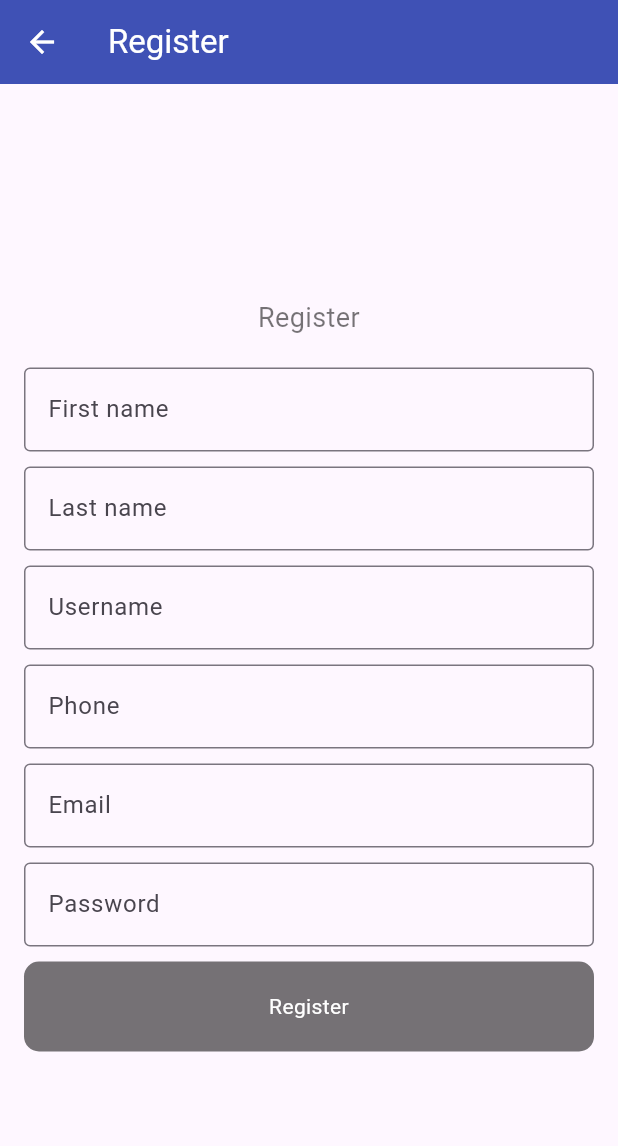
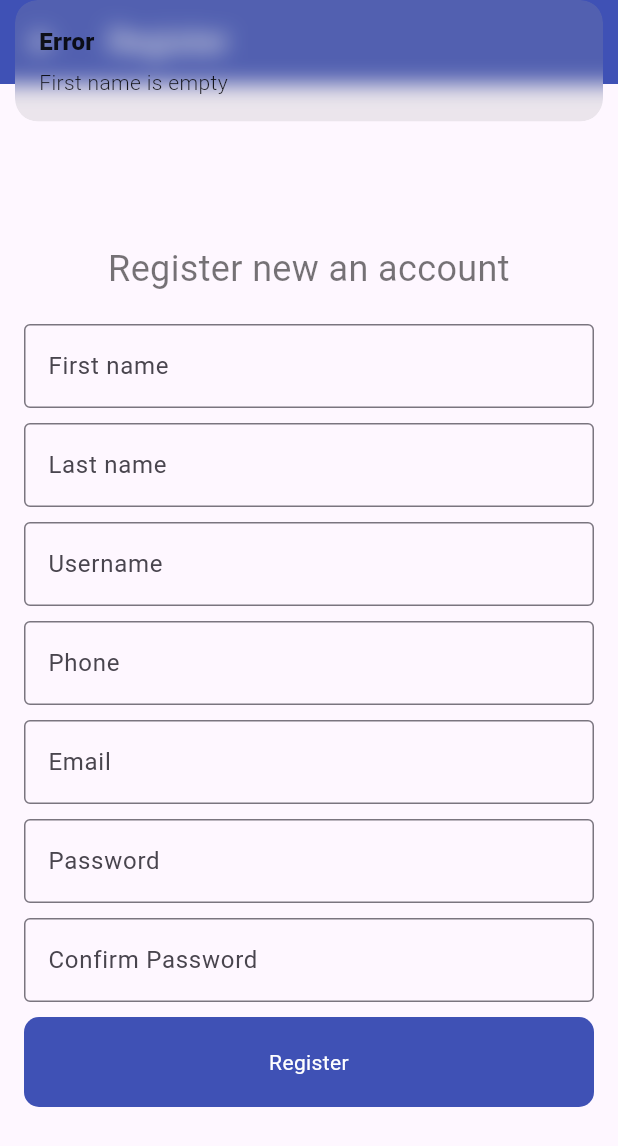
Before and after one commit to dinsarendev/flutter_news_app_kps_2025, a Flutter app: the RegisterView screen opened by its route, after a tap on "Register", on a phone screen of 412 x 824 dp. Shown: the top 1146 px of the screen. Run offline on Flutter 3.47's test engine with Material 3 defaults, Android fonts, the phone set to English and light mode, and no system bars; our stand-ins replace get, get_storage; accounts and stored records are empty.

```diff
--- a/lib/app/routes.dart
+++ b/lib/app/routes.dart
@@ -1,14 +1,34 @@
+import 'package:flutter_news_app_kps_2025/screens/auth/login/view/login_view.dart';
 import 'package:flutter_news_app_kps_2025/screens/auth/register/view/register_view.dart';
+import 'package:flutter_news_app_kps_2025/screens/home/view/home_view.dart';
 import 'package:flutter_news_app_kps_2025/screens/splash/view/splash_view.dart';
 import 'package:get/get.dart';
 
-class Routes{
+class Routes {
   final routes = [
-    GetPage(name: RouteName.splashView, page:()=> SplashView()),
-    GetPage(name: RouteName.registerView, page:()=> RegisterView()),
+    GetPage(
+        name: RouteName.splashView,
+        page: () => SplashView(),
+        transition: Transition.leftToRightWithFade),
+    GetPage(
+      name: RouteName.registerView,
+      page: () => RegisterView(),
+      transition: Transition.leftToRightWithFade,
+    ),
+    GetPage(
+        name: RouteName.loginView,
+        page: () => LoginView(),
+        transition: Transition.leftToRightWithFade),
+    GetPage(
+        name: RouteName.homeView,
+        page: () => HomeView(),
+        transition: Transition.cupertinoDialog),
   ];
 }
+
 class RouteName {
-  static String  splashView = "/splash";
-  static String  registerView = "/register";
+  static String splashView = "/splash";
+  static String registerView = "/register";
+  static String loginView = "/login";
+  static String homeView = "/home";
 }
--- a/lib/data/remote/api/api.dart
+++ b/lib/data/remote/api/api.dart
@@ -1,5 +1,6 @@
 abstract class Api{
   static var baseUrl = "http://194.233.91.140:20099";
   static var registerPath = "$baseUrl/api/oauth/register";
+  static var loginPath = "$baseUrl/api/oauth/token";
 
 }
--- /dev/null
+++ b/lib/data/remote/models/request/Login_request.dart
@@ -0,0 +1,20 @@
+class LoginRequest {
+  LoginRequest({
+      this.phoneNumber,
+      this.password,});
+
+  LoginRequest.fromJson(dynamic json) {
+    phoneNumber = json['phoneNumber'];
+    password = json['password'];
+  }
+  String? phoneNumber;
+  String? password;
+
+  Map<String, dynamic> toJson() {
+    final map = <String, dynamic>{};
+    map['phoneNumber'] = phoneNumber;
+    map['password'] = password;
+    return map;
+  }
+
+}
--- /dev/null
+++ b/lib/data/remote/models/response/Roles.dart
@@ -0,0 +1,20 @@
+class Roles {
+  Roles({
+      this.id,
+      this.name,});
+
+  Roles.fromJson(dynamic json) {
+    id = json['id'];
+    name = json['name'];
+  }
+  int? id;
+  String? name;
+
+  Map<String, dynamic> toJson() {
+    final map = <String, dynamic>{};
+    map['id'] = id;
+    map['name'] = name;
+    return map;
+  }
+
+}
--- a/lib/data/remote/repositories/auth_repository.dart
+++ b/lib/data/remote/repositories/auth_repository.dart
@@ -1,6 +1,9 @@
+import 'package:flutter_news_app_kps_2025/data/remote/models/request/Login_request.dart';
 import 'package:flutter_news_app_kps_2025/data/remote/models/request/Register_request.dart';
 import 'package:flutter_news_app_kps_2025/data/remote/models/response/Base_body_response.dart';
+import 'package:flutter_news_app_kps_2025/data/remote/models/response/Login_response.dart';
 
 abstract class AuthRepository {
   Future<BaseBodyResponse> register(RegisterRequest req);
+  Future<LoginResponse> login(LoginRequest req);
 }
--- a/lib/main.dart
+++ b/lib/main.dart
@@ -1,7 +1,9 @@
 import 'package:flutter/material.dart';
+import 'package:get_storage/get_storage.dart';
 
 import 'my_app.dart';
 
-void main() {
+Future<void> main() async {
+  await GetStorage.init();
   runApp(const MyApp());
 }
--- a/lib/screens/auth/register/view/register_view.dart
+++ b/lib/screens/auth/register/view/register_view.dart
@@ -1,16 +1,15 @@
 import 'package:flutter/material.dart';
+import 'package:flutter_news_app_kps_2025/screens/auth/register/view_models/register_view_model.dart';
 import 'package:flutter_news_app_kps_2025/widgets/custom_button_widget.dart';
+import 'package:get/get.dart';
 
 import '../../../../widgets/custom_text_field_widget.dart';
 
-class RegisterView extends StatefulWidget {
-  const RegisterView({super.key});
+class RegisterView extends StatelessWidget {
+  RegisterView({super.key});
 
-  @override
-  State<RegisterView> createState() => _RegisterViewState();
-}
+  var viewModel = Get.put(RegisterViewModel());
 
-class _RegisterViewState extends State<RegisterView> {
   @override
   Widget build(BuildContext context) {
     return Scaffold(
@@ -23,45 +22,86 @@ class _RegisterViewState extends State<RegisterView> {
           style: TextStyle(color: Colors.white),
         ),
       ),
-      body: Column(
+      body: Obx((){
+        return Center(
+          child: SingleChildScrollView(
+            child: ConstrainedBox(
+              constraints: BoxConstraints(maxWidth: 600),
+              child: Column(
                 mainAxisAlignment: MainAxisAlignment.center,
                 children: [
                   Container(
                     margin: EdgeInsets.symmetric(vertical: 20),
                     width: double.infinity,
                     child: Text(
-              "Register",
+                      "Register new an account",
                       textAlign: TextAlign.center,
-              style: TextStyle(fontSize: 18, color: Colors.black54),
+                      style: TextStyle(fontSize: 24, color: Colors.black54),
                     ),
                   ),
                   CustomTextFieldWidget(
+                    controller: viewModel.firstNameController.value,
                     title: "First name",
                   ),
-          SizedBox(height: 10,),
+                  const SizedBox(
+                    height: 10,
+                  ),
                   CustomTextFieldWidget(
+                    controller: viewModel.lastNameController.value,
                     title: "Last name",
                   ),
-          SizedBox(height: 10,),
+                  const SizedBox(
+                    height: 10,
+                  ),
                   CustomTextFieldWidget(
+                    controller: viewModel.usernameController.value,
                     title: "Username",
                   ),
-          SizedBox(height: 10,),
+                  const SizedBox(
+                    height: 10,
+                  ),
                   CustomTextFieldWidget(
+                    controller: viewModel.phoneController.value,
                     title: "Phone",
                   ),
-          SizedBox(height: 10,),
+                  const SizedBox(
+                    height: 10,
+                  ),
                   CustomTextFieldWidget(
+                    controller: viewModel.emailController.value,
                     title: "Email",
                   ),
-          SizedBox(height: 10,),
+                  const SizedBox(
+                    height: 10,
+                  ),
                   CustomTextFieldWidget(
+                    controller: viewModel.passwordController.value,
                     title: "Password",
                   ),
-          SizedBox(height: 10,),
-          CustomButtonWidget(onTab: (){},title: "Register",)
+                  const SizedBox(
+                    height: 10,
+                  ),
+                  CustomTextFieldWidget(
+                    controller: viewModel.confirmPasswordController.value,
+                    title: "Confirm Password",
+                  ),
+                  const SizedBox(
+                    height: 10,
+                  ),
+                  CustomButtonWidget(
+                    onTab: () {
+                      viewModel.onRegister();
+                    },
+                    title: "Register",
+                    backgroundColor: Colors.indigo,
+                    isLoading: viewModel.isRegisterLoading.value,
+                  )
                 ],
               ),
+            ),
+          ),
+        );
+      })
     );
   }
 }
--- /dev/null
+++ b/lib/screens/auth/register/view_models/register_view_model.dart
@@ -0,0 +1,70 @@
+import 'package:flutter/cupertino.dart';
+import 'package:flutter_news_app_kps_2025/data/remote/models/request/Register_request.dart';
+import 'package:flutter_news_app_kps_2025/data/remote/repositories/impl/auth_repository_impl.dart';
+import 'package:get/get.dart';
+
+class RegisterViewModel extends GetxController {
+  final authRepository = AuthRepositoryImpl();
+  var isRegisterLoading = false.obs;
+  var firstNameController = TextEditingController().obs;
+  var lastNameController = TextEditingController().obs;
+  var usernameController = TextEditingController().obs;
+  var phoneController = TextEditingController().obs;
+  var emailController = TextEditingController().obs;
+  var passwordController = TextEditingController().obs;
+  var confirmPasswordController = TextEditingController().obs;
+  var registerRequest = RegisterRequest().obs;
+
+  @override
+  void onInit() {
+    super.onInit();
+  }
+
+  onRegister() async {
+    if (firstNameController.value.text.isEmpty) {
+      onMessageError("First name is empty");
+    } else if (lastNameController.value.text.isEmpty) {
+      onMessageError("Last name is empty");
+    } else if (usernameController.value.text.isEmpty) {
+      onMessageError("Username is empty");
+    } else if (phoneController.value.text.isEmpty) {
+      onMessageError("Phone is empty");
+    } else if (emailController.value.text.isEmpty) {
+      onMessageError("Email is empty");
+    } else if (passwordController.value.text.isEmpty) {
+      onMessageError("Password is empty");
+    } else if (confirmPasswordController.value.text.isEmpty) {
+      onMessageError("Confirm Password is empty");
+    } else if (confirmPasswordController.value.text !=
+        passwordController.value.text) {
+      onMessageError("Confirm Password is not match!");
+    } else {
+      isRegisterLoading(true);
+      registerRequest.value.firstName = firstNameController.value.text;
+      registerRequest.value.lastName = lastNameController.value.text;
+      registerRequest.value.username = usernameController.value.text;
+      registerRequest.value.phoneNumber = phoneController.value.text;
+      registerRequest.value.email = emailController.value.text;
+      registerRequest.value.password = passwordController.value.text;
+      registerRequest.value.confirmPassword =
+          confirmPasswordController.value.text;
+      registerRequest.value.profile = "NON";
+      registerRequest.value.role = "USER";
+      var response = await authRepository.register(registerRequest.value);
+      if (response.code != "200") {
+        onMessageError("${response.message}");
+      } else {
+        onMessageSuccess("${response.message}");
+      }
+      isRegisterLoading(false);
+    }
+  }
+
+  onMessageError(message) {
+    Get.snackbar("Error", message);
+  }
+
+  onMessageSuccess(message) {
+    Get.snackbar("Succes", message);
+  }
+}
```
Also changed, not shown: lib/data/remote/models/response/Login_response.dart (added, +36 -0 lines), lib/data/remote/models/response/User.dart (added, +81 -0 lines), lib/data/remote/repositories/impl/auth_repository_impl.dart (+8 -0 lines), lib/data/remote/services/base_api_service_impl.dart (+4 -3 lines), lib/screens/auth/login/view/login_view.dart (added, +70 -0 lines), lib/screens/auth/login/view_model/login_view_model.dart (added, +46 -0 lines), lib/screens/home/view/home_view.dart (added, +28 -0 lines), lib/screens/home/view_model/home_view_model.dart (added, +18 -0 lines), lib/screens/splash/view/splash_view.dart (+16 -13 lines), lib/screens/splash/view_model/splash_view_model.dart (added, +24 -0 lines), lib/utils/message_utils.dart (added, +13 -0 lines), lib/widgets/title_header_widget.dart (added, +24 -0 lines), 1 other file. Lines whose indentation alone changed are shown as unchanged.
